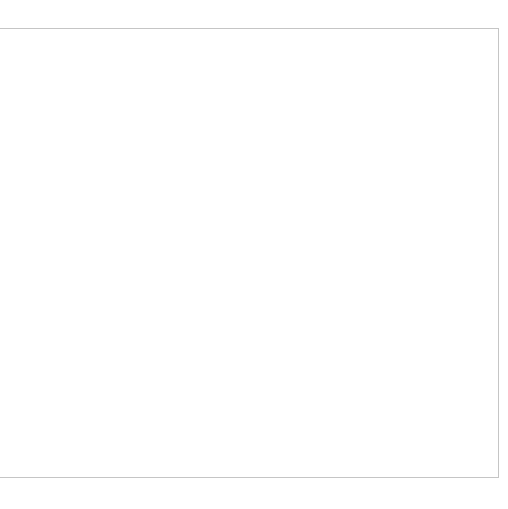
This is CalendarToDoList/mainwindow.ui in DarthReca/calendar-to-do-list as Qt 5 draws it before an edit; both pictures show x 648 to 1156 and y 0 to 509 of the 1156 by 509 pixel window. The edited form follows.
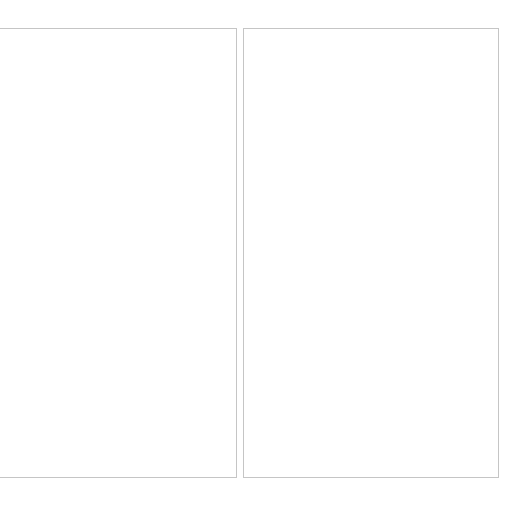
This is the edited form. Custom widgets are drawn as their Qt base class.

What changed in the file:
```diff
--- a/CalendarToDoList/mainwindow.ui
+++ b/CalendarToDoList/mainwindow.ui
@@ -153,13 +153,26 @@
        <bool>true</bool>
       </attribute>
       <attribute name="verticalHeaderVisible">
-       <bool>false</bool>
+       <bool>true</bool>
       </attribute>
       <attribute name="verticalHeaderMinimumSectionSize">
        <number>30</number>
       </attribute>
      </widget>
     </item>
+    <item>
+     <widget class="QListWidget" name="taskList">
+      <property name="enabled">
+       <bool>true</bool>
+      </property>
+      <property name="resizeMode">
+       <enum>QListView::Adjust</enum>
+      </property>
+      <property name="modelColumn">
+       <number>0</number>
+      </property>
+     </widget>
+    </item>
    </layout>
   </widget>
   <widget class="QMenuBar" name="menubar">
```
Left out of the diff: 6 changed lines with no effect on the pictures.
